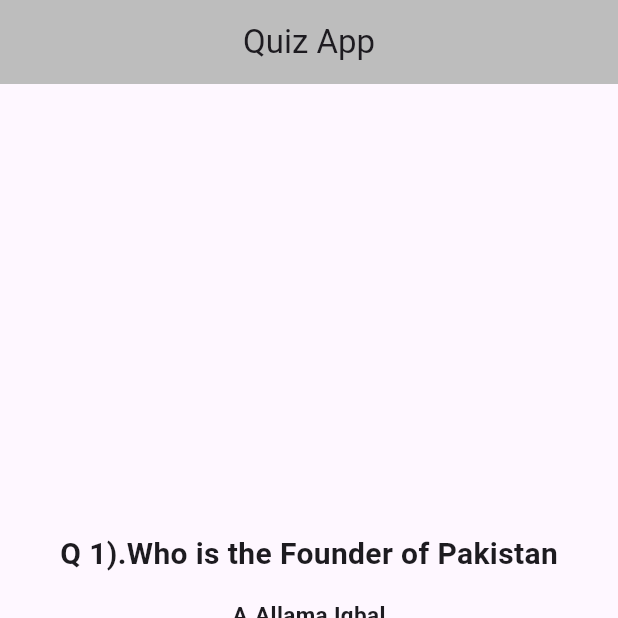
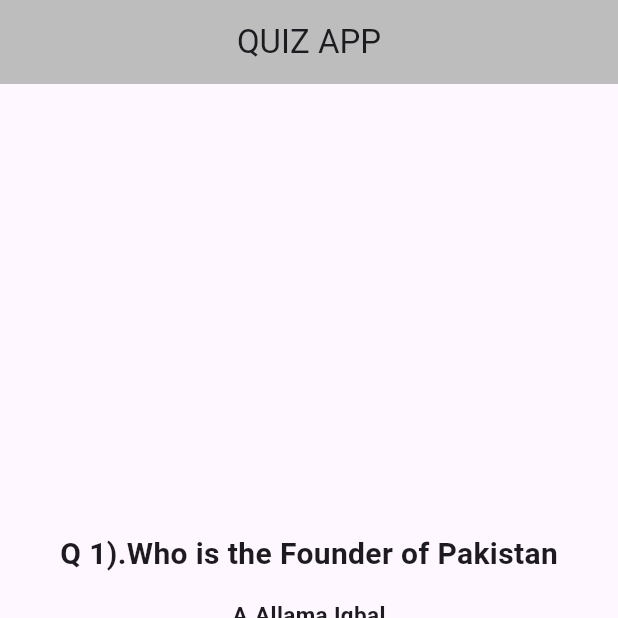
Before and after one commit to HamzaArshid/Quiz_App_with_Flutter, a Flutter app: the screen it shows after launch, on a phone screen of 412 x 824 dp, the top half of it. Run offline on Flutter 3.47's test engine with Material 3 defaults, Android fonts, the phone set to English and light mode, and no system bars; our stand-ins replace fluttertoast.

Commit message:
change App bar title

```diff
--- a/flutter_quiz_app/lib/Quiz_Screen.dart
+++ b/flutter_quiz_app/lib/Quiz_Screen.dart
@@ -68,7 +68,7 @@ class _quizScreenState extends State<quizScreen> {
     return Scaffold(
       appBar: AppBar(
         backgroundColor: Colors.grey.shade400,
-        title: Center(child: Text("Quiz App")),
+        title: Center(child: Text("QUIZ APP")),
       ),
       body: Column(
         mainAxisAlignment: MainAxisAlignment.center,
```
